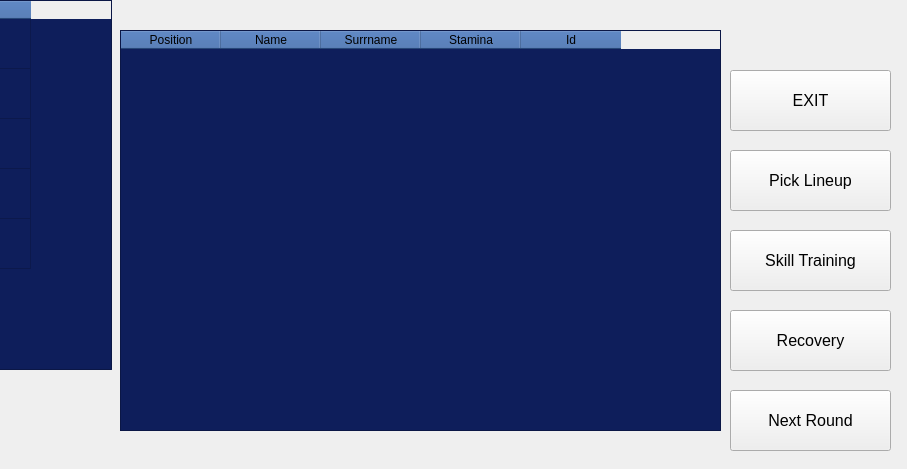
First picture: the form in MenagerWindow.ui, repository FilipStach/Champion-League, before the edit.
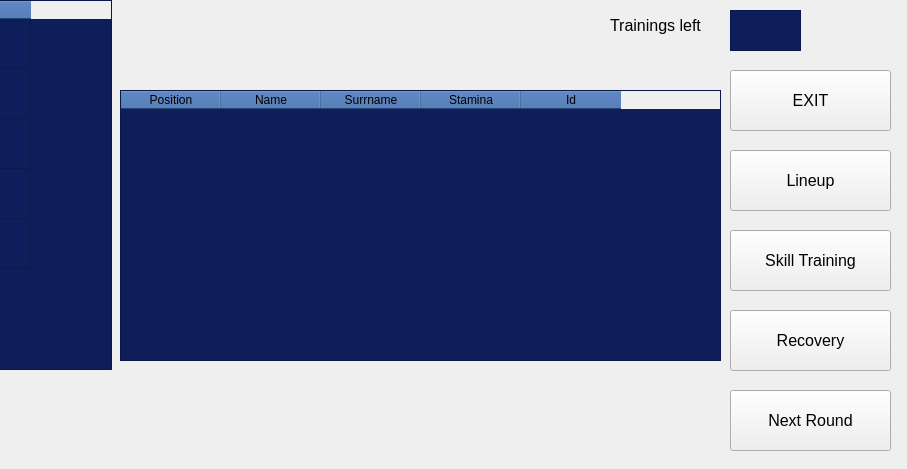
Second picture: the form after the edit. Icons and pictures are not drawn.

Patch:
```diff
--- a/MenagerWindow.ui
+++ b/MenagerWindow.ui
@@ -144,9 +144,9 @@
     <property name="geometry">
      <rect>
       <x>120</x>
-      <y>30</y>
+      <y>90</y>
       <width>601</width>
-      <height>401</height>
+      <height>271</height>
      </rect>
     </property>
     <property name="styleSheet">
@@ -255,7 +255,7 @@
      </font>
     </property>
     <property name="text">
-     <string>Pick Lineup</string>
+     <string>Lineup</string>
     </property>
    </widget>
    <widget class="QPushButton" name="ExitButton">
@@ -276,6 +276,45 @@
      <string>EXIT</string>
     </property>
    </widget>
+   <widget class="QTextBrowser" name="trainingsBrowser">
+    <property name="geometry">
+     <rect>
+      <x>730</x>
+      <y>10</y>
+      <width>71</width>
+      <height>41</height>
+     </rect>
+    </property>
+    <property name="font">
+     <font>
+      <pointsize>16</pointsize>
+     </font>
+    </property>
+    <property name="styleSheet">
+     <string notr="true">QTextBrowser{
+background-color: #0E1E5B;
+}
+</string>
+    </property>
+   </widget>
+   <widget class="QLabel" name="label">
+    <property name="geometry">
+     <rect>
+      <x>610</x>
+      <y>10</y>
+      <width>131</width>
+      <height>31</height>
+     </rect>
+    </property>
+    <property name="font">
+     <font>
+      <pointsize>12</pointsize>
+     </font>
+    </property>
+    <property name="text">
+     <string>Trainings left</string>
+    </property>
+   </widget>
   </widget>
  </widget>
  <resources/>
```
Left out of the diff: 2 changed lines with no effect on the pictures.
